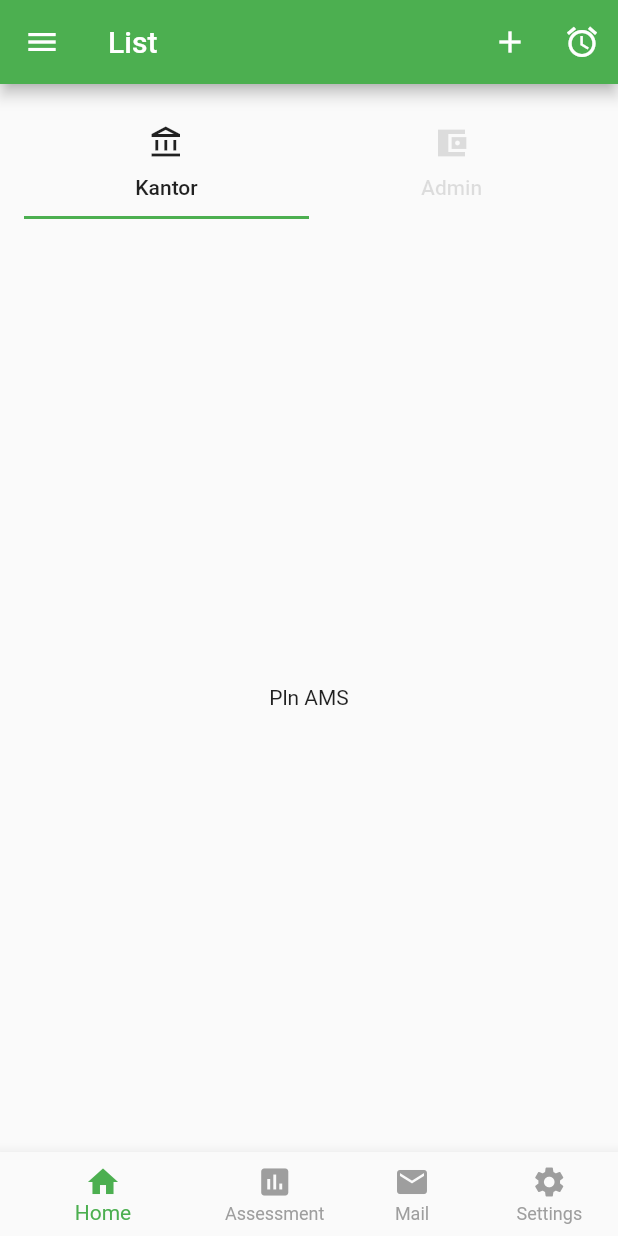
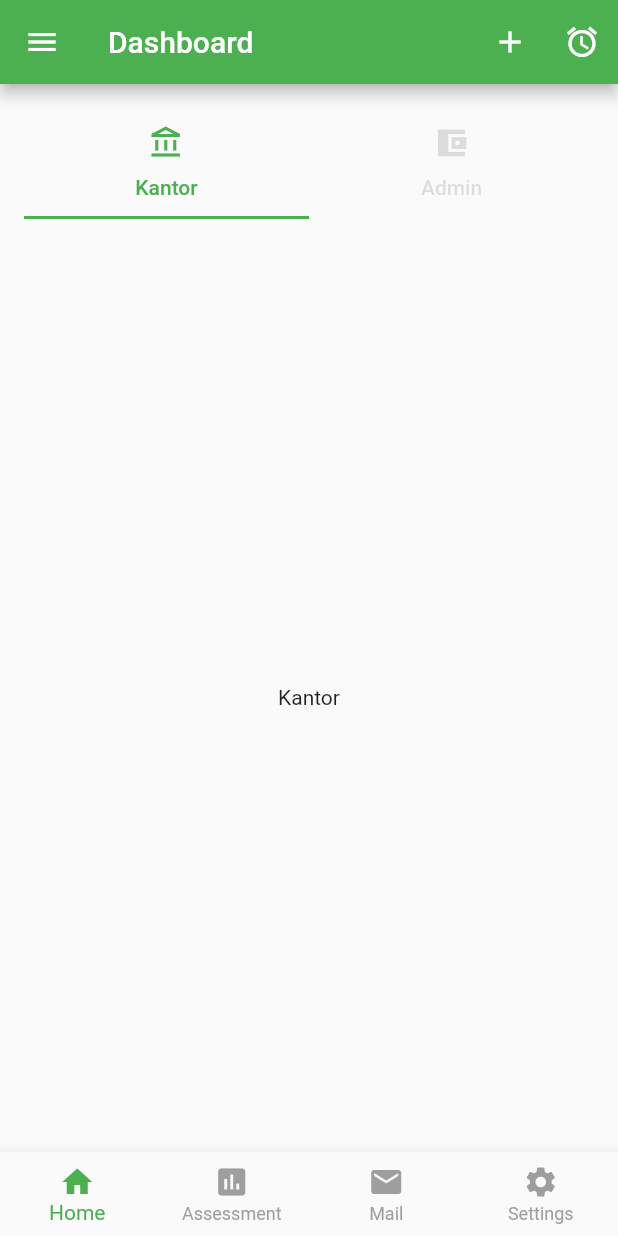
Before and after one commit to sandisundawa/BelajarFlutter, a Flutter app: the HomeScreen screen opened directly, on a phone screen of 412 x 824 dp. Run offline on Flutter 3.47's test engine with Material 2 defaults, Android fonts, the phone set to English and light mode, and no system bars.

```diff
--- a/lib/detail_screen.dart
+++ b/lib/detail_screen.dart
@@ -8,6 +8,13 @@ class DetailScreen extends StatefulWidget {
 }
 
 class _DetailScreenState extends State<DetailScreen> {
+  int _selectedTab = 0;
+
+  final tabs = [
+    Center(child: Text("Kantor")),
+    Center(child: Text("Admin")),
+  ];
+
   @override
   Widget build(BuildContext context) {
     return Scaffold(
@@ -36,10 +43,13 @@ class _DetailScreenState extends State<DetailScreen> {
                   padding: EdgeInsets.all(16),
                   sliver: SliverList(
                     delegate: SliverChildListDelegate([
-                    const TabBar(
-                        labelColor: Colors.black87,
+                      TabBar(
+                          onTap: (int index) {
+                            _changeSelectedTab(index);
+                          },
+                          labelColor: Colors.green,
                           unselectedLabelColor: Colors.black12,
-                        tabs: [
+                          tabs: const [
                             Tab(
                               icon: Icon(Icons.account_balance_outlined),
                               text: "Kantor",
@@ -53,11 +63,14 @@ class _DetailScreenState extends State<DetailScreen> {
                 )
               ];
             },
-          body: const Center(
-            child: Text("Pln AMS"),
-          ),
-        ),
+            body: tabs[_selectedTab]),
       ),
     );
   }
+
+  void _changeSelectedTab(int index) {
+    setState(() {
+      _selectedTab = index;
+    });
   }
+}
--- a/lib/home_screen.dart
+++ b/lib/home_screen.dart
@@ -1,7 +1,7 @@
 import 'package:flutter/material.dart';
 import 'package:flutter_demo/detail_screen.dart';
-import 'package:flutter_demo/identity.dart';
 import 'package:flutter_demo/list_screen.dart';
+import 'package:flutter_demo/nav-drawer.dart';
 
 class HomeScreen extends StatefulWidget {
   const HomeScreen({Key? key}) : super(key: key);
@@ -12,6 +12,7 @@ class HomeScreen extends StatefulWidget {
 
 class _HomeScreenState extends State<HomeScreen> {
 
+  final GlobalKey<ScaffoldState> _scaffoldKey = GlobalKey<ScaffoldState>();
   int _selectedNavbar = 0;
   final tabs = [
     const DetailScreen(),
@@ -29,11 +30,16 @@ class _HomeScreenState extends State<HomeScreen> {
 
   @override
   Widget build(BuildContext context) {
-
     return Scaffold(
+        key: _scaffoldKey,
+        drawer: DrawerWidget(),
         appBar: AppBar(
-          title: const Text('List'),
-          leading: const Icon(Icons.menu),
+          title: const Text('Dashboard'),
+          leading: IconButton(
+            icon: const Icon(Icons.menu), onPressed: () {
+              _scaffoldKey.currentState?.openDrawer();
+          },
+          ),
           actions: <Widget>[
             IconButton(
                 onPressed: () {
@@ -69,6 +75,7 @@ class _HomeScreenState extends State<HomeScreen> {
             selectedItemColor: Colors.green,
             unselectedItemColor: Colors.grey,
             showUnselectedLabels: true,
+            type: BottomNavigationBarType.fixed,
             onTap: _changeSelectedNavBar
         ),
         body: tabs[_selectedNavbar]
--- a/lib/identity.dart
+++ b/lib/identity.dart
@@ -2,7 +2,7 @@ class Identity {
   String nama;
   String alamat;
   String umur;
-  String status;
+  String? status;
 
-  Identity({required this.nama, required this.alamat, required this.umur, required this.status});
+  Identity({required this.nama, required this.alamat, required this.umur, this.status});
 }
```
Also changed, not shown: lib/nav-drawer.dart (added, +95 -0 lines), assets/man.png (added), assets/man2.png (added), assets/woman.png (added). Lines whose indentation alone changed are shown as unchanged.
